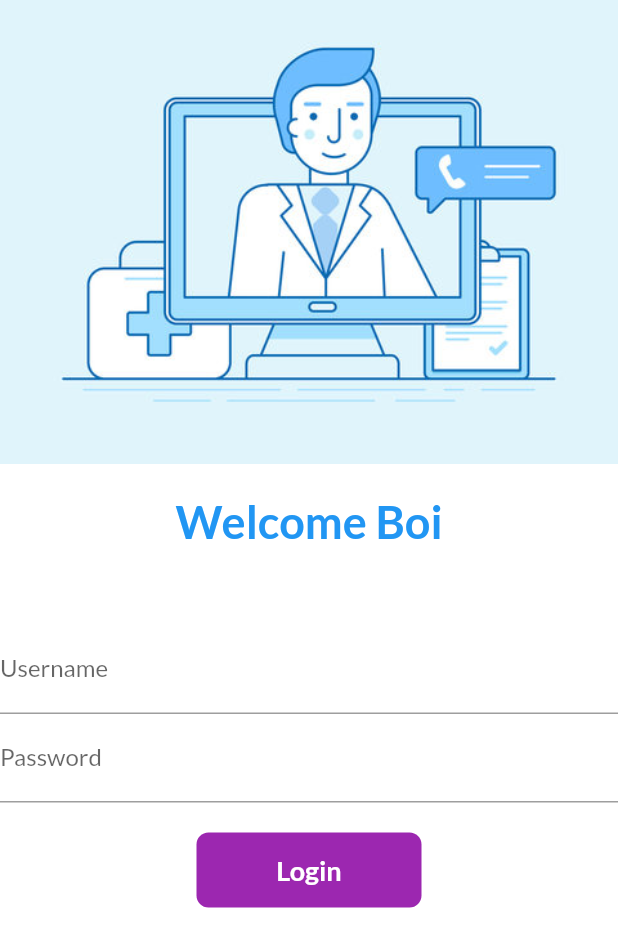
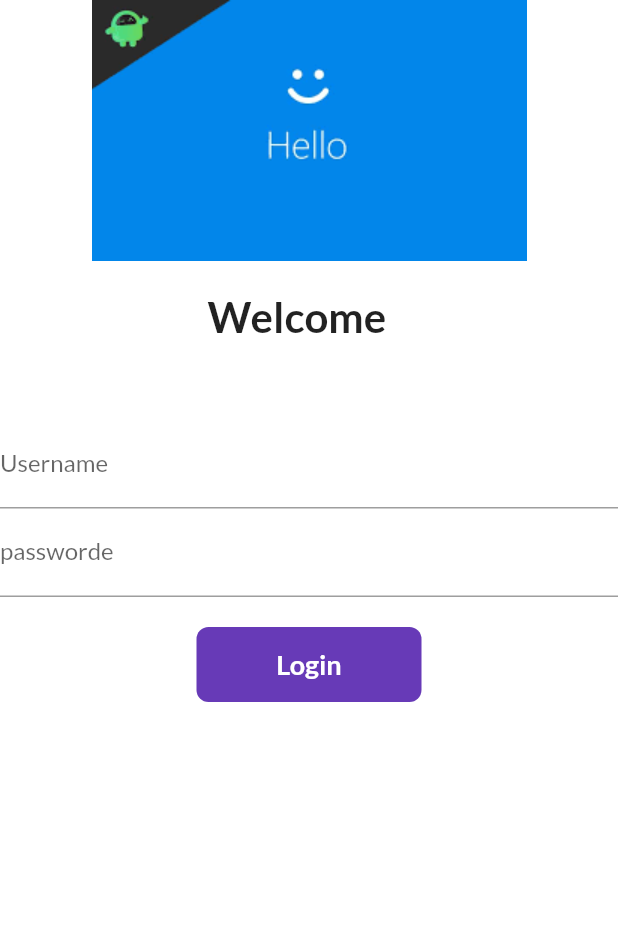
Before and after one commit to Prathamp018/31daysofFlutter, a Flutter app: the screen it shows after launch, on a phone screen of 412 x 824 dp. Shown: the top 947 px of the screen. Run offline on Flutter 3.47's test engine with Material 2 defaults, Android fonts, the phone set to English and light mode, and no system bars; our stand-ins replace google_fonts.

Commit message:
Day 11 completed

```diff
--- a/lib/pagesss/home_page.dart
+++ b/lib/pagesss/home_page.dart
@@ -1,4 +1,6 @@
 import 'package:flutter/material.dart';
+import 'package:flutter_cataloge/Widgets/drawer.dart';
+
 
 class Homepage extends StatelessWidget {
 
@@ -21,7 +23,7 @@ class Homepage extends StatelessWidget {
       ),
     ),
 
-    drawer: Drawer(),
+    drawer: MyDrawer(),
     );
   }
 }
--- a/lib/pagesss/login_page.dart
+++ b/lib/pagesss/login_page.dart
@@ -1,120 +1,163 @@
 import 'package:flutter/material.dart';
-
 import 'package:flutter_cataloge/utilsss/routes.dart';
 
-class LoginPage extends StatefulWidget {
+class LoginPage extends StatefulWidget{
   @override
-
-  _LoginpageState createState() => _LoginpageState();
+  _LoginPageState createState()=>_LoginPageState();
 }
 
-class _LoginpageState extends State<LoginPage> {
-  String name =" ";
-  bool changeButton=false;
+class _LoginPageState extends State<LoginPage>{
+
+  String name ="  ";
+  bool changebutton =false;
+
+  final _formkey = GlobalKey<FormState>();
+
+  moveToHome (BuildContext context) async{
+
+   if(_formkey.currentState!.validate()){
+    setState(() {
+      changebutton=true;
+    });
+
+    await Future.delayed(Duration(seconds: 1));
+    await Navigator.pushNamed(context, Myroutes.homeRoute);
+
+    setState(() {
+      changebutton=false;
+
+    });
+   }
+  }
 
   @override
-  Widget build(BuildContext context){
-    return Material(
+  Widget build (BuildContext context){
+
+    return Material (
 
       color: Colors.white,
-    child: SingleChildScrollView(
-      child:
-       Column(
+      child:  SingleChildScrollView(
+        child:Form (
+          key:_formkey,
+
+          child:Column(
+
             children: [
 
-        Image.asset('assetsss/imagesss/loginn_image.jpg',fit: BoxFit.cover,),
+             Image.asset("assetsss/imagesss/hey_image.png",
+             fit: BoxFit.cover,),
 
-        SizedBox(
-          height: 20,
-        ),
+             const SizedBox(height: 20,),
 
-          Text("Welcome Boi",
-         style: TextStyle(
-          fontSize: 30,
-          color: Colors.blue,
+             Text(
+              "Welcome $name",
+              style: const TextStyle (
+                fontSize: 28,
                 fontWeight: FontWeight.bold,
               ),
              ),
 
-          SizedBox(
-          height: 20,
+            const SizedBox(height: 20,),
+
+           const Padding(padding:EdgeInsets.symmetric(
+            vertical: 16, horizontal: 32.0)
              ),
-
-         Padding(
-          padding: const EdgeInsets.symmetric(vertical: 16, horizontal: 30.0)),
 
 
               Column(
+
                 children: [
-            TextFormField(
-              decoration: InputDecoration(
-                hintText: "Enter Username",
-                labelText: "Username"
-              ),
+                  TextFormField (
+                    decoration:  const InputDecoration(
+                      hintText: "Enter username",
+                      labelText: "Username",
+
                     ),
 
-            TextFormField(
-              obscureText: true,
-              decoration: InputDecoration(
-                hintText: "Enter password",
-                labelText: "Password"
-              ),
+                    validator: (value) {
+                      if (value!.isEmpty){
+                        return "Username cant be empty";
+                      }
+                      return null;
+                    },
+
+
+                    onChanged: (value) {
+                      name:value;
+                      setState(() {
+
+                      });
+                    },
                   ),
 
-           SizedBox(
-          height: 20,
+                  TextFormField (
+                     obscureText: true,
+                    decoration: const  InputDecoration(
+                      hintText: "Enter password",
+                      labelText: "passworde",
+
                     ),
 
-          InkWell(
-            onTap: () async {
-              setState(() {
-                changeButton=true;
-              });
+                    validator:(value) {
+                      if (value!.isEmpty){
+                        return "password cant be empty";}
 
-              await Future.delayed(Duration (seconds: 1));
-              Navigator.pushNamed(context, Myroutes.homeRoute);
+                     else if (value.length < 6){
+                        return "lenght should be at least 6";
+
+                      }
+                      return null;
                     },
+                  ),
 
-            child: AnimatedContainer(
-              duration: Duration(seconds: 1),
-              width : changeButton ? 50:150,
+                SizedBox(height: 20,),
+
+                Material(
+
+                  color: Colors.deepPurple,
+                  borderRadius: BorderRadius.circular(changebutton ? 50 : 8),
+
+                  child: InkWell (
+                    onTap: () => moveToHome(context),
+
+                    child: AnimatedContainer(duration: const Duration(seconds: 1),
+                    width: changebutton ?50 :150,
                     height: 50,
-              alignment :Alignment.center,
+                    alignment:Alignment.center,
 
-              child: changeButton
-              ?Icon(Icons.done,
+                    child : changebutton ? const Icon
+                        (Icons.done ,
                         color: Colors.white,
                         )
 
-              :Text("Login", style: TextStyle( color: Colors.white,
+                        :
+                        const Text('Login',
+                        style: TextStyle(
+                          color: Colors.white,
                           fontWeight: FontWeight.bold,
-              fontSize: 18
-              ),),
+                          fontSize: 18, ))
 
-            decoration: BoxDecoration(
-              color: Colors.purple,
-              borderRadius: BorderRadius.circular(changeButton ? 50 : 8)
                     ),
+
+
                   ),
-          )
 
 
 
 
-
-
-
-          // ElevatedButton(onPressed:() {
-          //   print("hi pratham");
-          //  },
-          //  child: Text ("login"),
-          //    style: TextButton.styleFrom(),)
-              ],
                 )
 
                 ],
-         )
-         )
+
+              ),
+
+             ]
+           ),
+        ),
+
+
+       ),
+
     );
   }
 }
```
Also changed, not shown: lib/Widgets/drawer.dart (added, +87 -0 lines), assetsss/imagesss/hey_image.png (added). Lines whose indentation alone changed are shown as unchanged.
